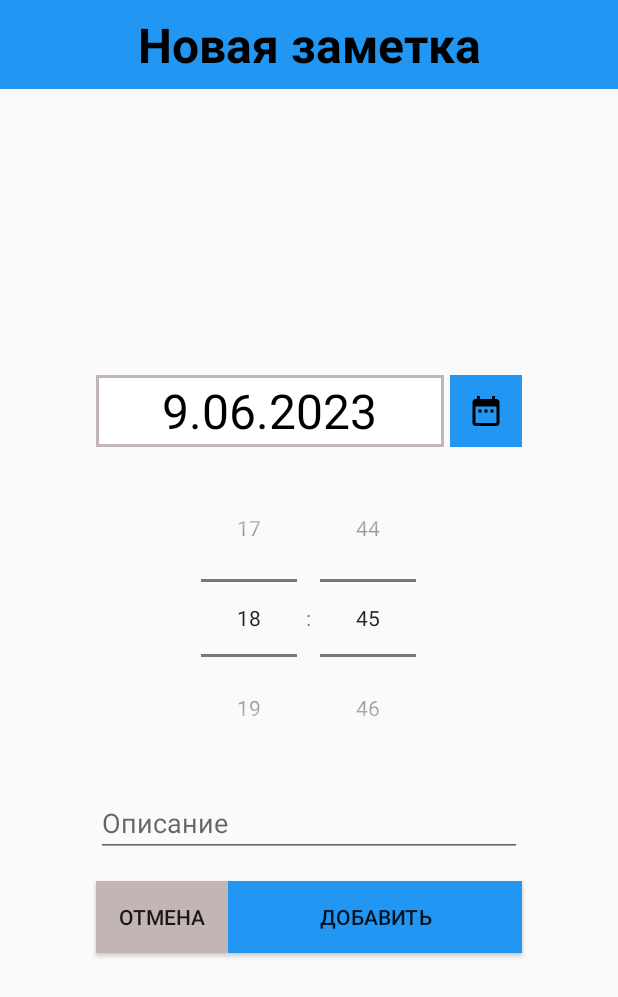
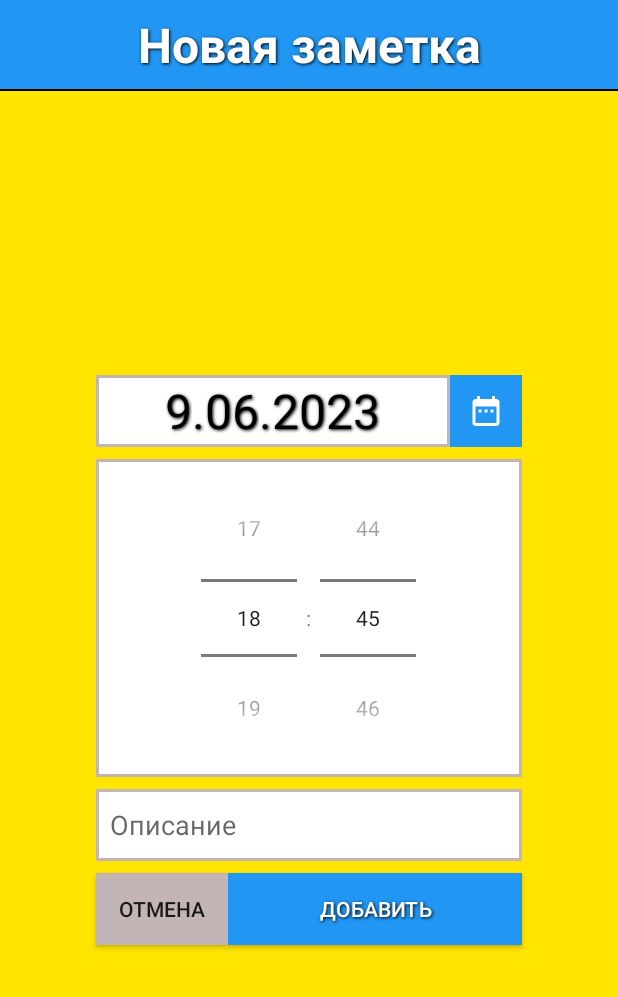
Before and after one commit to fedorov-andrii-andriiovych/Alarm-Clock-XML, an Android app: the fragment SetTimeFragment shown on its own in the app's theme, on a phone screen of 412 x 824 dp. Shown: the top 997 px of the screen. Run offline under Robolectric (Android 15) with nearby library versions, the phone set to English and light mode, and no system bars; our stand-ins replace Room's generated code.

Commit message:
update design app

```diff
--- a/app/src/main/res/drawable/textview_border_item.xml
+++ b/app/src/main/res/drawable/textview_border_item.xml
@@ -2,6 +2,6 @@
 
 <shape xmlns:android="http://schemas.android.com/apk/res/android" android:shape="rectangle" >
     <solid android:color="#5DB0F1" />
-    <corners android:radius="25dp"/>
+    <corners android:radius="10dp"/>
     <stroke android:width="1dip" android:color="@color/black"/>
 </shape>
--- a/app/src/main/res/layout/fragment_set_time.xml
+++ b/app/src/main/res/layout/fragment_set_time.xml
@@ -5,6 +5,7 @@
     android:id="@+id/frameLayout2"
     android:layout_width="match_parent"
     android:layout_height="match_parent"
+    android:background="#FFE500"
     tools:context=".fragments.SetTimeFragment">
 
 
@@ -14,6 +15,7 @@
         android:id="@+id/timePicker"
         android:layout_width="0dp"
         android:layout_height="wrap_content"
+        android:background="@drawable/textview_border_title"
         android:layout_marginStart="64dp"
         android:layout_marginEnd="64dp"
         android:timePickerMode="spinner"
@@ -29,9 +31,10 @@
         android:layout_height="wrap_content"
         android:gravity="center"
         android:text="Новая заметка"
+        style="@style/TextViewPrimary"
         android:paddingTop="8dp"
         android:paddingBottom="8dp"
-        android:textColor="@color/black"
+        android:textColor="@color/white"
         android:textSize="32sp"
         android:textStyle="bold"
         android:background="#2196F3"
@@ -39,11 +42,21 @@
         app:layout_constraintStart_toStartOf="parent"
         app:layout_constraintTop_toTopOf="parent" />
 
+    <View
+        android:layout_width="match_parent"
+        android:layout_height="1dp"
+        android:background="@color/black"
+        app:layout_constraintTop_toBottomOf="@id/textView"
+        app:layout_constraintEnd_toEndOf="parent"
+        app:layout_constraintStart_toStartOf="parent" />
+
     <Button
         android:id="@+id/addButton"
         android:layout_width="0dp"
         android:layout_height="wrap_content"
         android:text="Добавить"
+        style="@style/TextViewPrimary"
+        android:textColor="@color/white"
         android:background="#2196F3"
         app:layout_constraintBottom_toBottomOf="@+id/cancelButton"
         app:layout_constraintEnd_toEndOf="@+id/descriptionEditText"
@@ -54,7 +67,7 @@
         android:id="@+id/cancelButton"
         android:layout_width="wrap_content"
         android:layout_height="wrap_content"
-        android:layout_marginTop="16dp"
+        android:layout_marginTop="8dp"
         android:background="#C3B5B5"
         android:text="Отмена"
         app:layout_constraintStart_toStartOf="@+id/descriptionEditText"
@@ -63,10 +76,12 @@
     <EditText
         android:id="@+id/descriptionEditText"
         android:layout_width="0dp"
-        android:layout_height="wrap_content"
+        android:layout_height="48dp"
         android:layout_marginTop="8dp"
+        android:background="@drawable/textview_border_title"
         android:ems="10"
-        android:hint="Описание"
+        android:hint="  Описание"
+
         android:inputType="textPersonName"
         app:layout_constraintEnd_toEndOf="@+id/timePicker"
         app:layout_constraintStart_toStartOf="@+id/timePicker"
@@ -81,12 +96,11 @@
         android:src="@drawable/icon_date"
         app:layout_constraintBottom_toTopOf="@+id/timePicker"
         app:layout_constraintEnd_toEndOf="@+id/timePicker"
-        app:tint="@color/black" />
+        app:tint="@color/white" />
 
     <LinearLayout
         android:layout_width="0dp"
         android:layout_height="48dp"
-        android:layout_marginEnd="4dp"
         android:background="@drawable/textview_border_title"
         android:gravity="center"
         android:orientation="horizontal"
@@ -102,6 +116,7 @@
             android:maxLength="2"
             android:maxLines="1"
             android:text="12"
+            style="@style/TextViewPrimary"
             android:textColor="@color/black"
             android:textSize="32sp" />
 
@@ -109,6 +124,7 @@
             android:id="@+id/dot1"
             android:layout_width="wrap_content"
             android:layout_height="wrap_content"
+            style="@style/TextViewPrimary"
             android:maxLength="2"
             android:maxLines="1"
             android:text="."
@@ -119,6 +135,7 @@
             android:id="@+id/monthTextView"
             android:layout_width="wrap_content"
             android:layout_height="wrap_content"
+            style="@style/TextViewPrimary"
             android:maxLength="2"
             android:maxLines="1"
             android:text="05"
@@ -129,6 +146,7 @@
             android:id="@+id/dot2"
             android:layout_width="wrap_content"
             android:layout_height="wrap_content"
+            style="@style/TextViewPrimary"
             android:maxLength="2"
             android:maxLines="1"
             android:text="."
@@ -139,6 +157,7 @@
             android:id="@+id/yearTextView"
             android:layout_width="wrap_content"
             android:layout_height="wrap_content"
+            style="@style/TextViewPrimary"
             android:maxLength="4"
             android:maxLines="1"
             android:text="2023"
--- /dev/null
+++ b/app/src/main/res/values/styles.xml
@@ -0,0 +1,9 @@
+<?xml version="1.0" encoding="utf-8"?>
+<resources>
+    <style name="TextViewPrimary">
+        <item name="android:shadowColor">@color/black</item>
+        <item name="android:shadowRadius">2</item>
+        <item name="android:shadowDx">1</item>
+        <item name="android:shadowDy">1</item>
+    </style>
+</resources>
```
Also changed, not shown: app/src/main/res/layout/fragment_main.xml (+14 -3 lines), app/src/main/res/layout/item_alarm.xml (+7 -4 lines).
